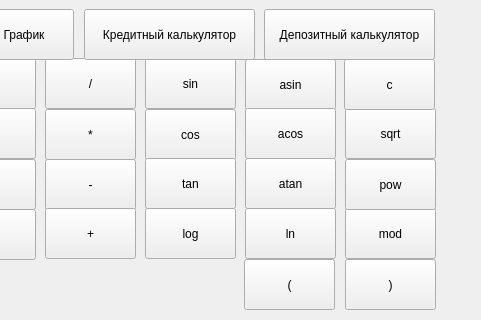
Above: src/mainwindow.ui from mashagwi/Calc before the change; both pictures show x 286 to 767 and y 121 to 441 of the 767 by 441 pixel window. Below: the same form after it.
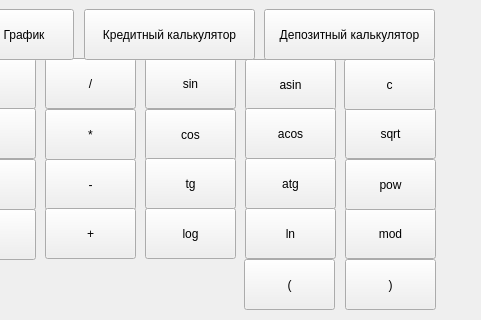
That is the form after the change.

```diff
--- a/src/mainwindow.ui
+++ b/src/mainwindow.ui
@@ -316,7 +316,7 @@
      </rect>
     </property>
     <property name="text">
-     <string>tan</string>
+     <string>tg</string>
     </property>
     <attribute name="buttonGroup">
      <string notr="true">func</string>
@@ -380,7 +380,7 @@
      </rect>
     </property>
     <property name="text">
-     <string>atan</string>
+     <string>atg</string>
     </property>
     <attribute name="buttonGroup">
      <string notr="true">func</string>
```
Left out of the diff: 8 changed lines with no effect on the pictures.
